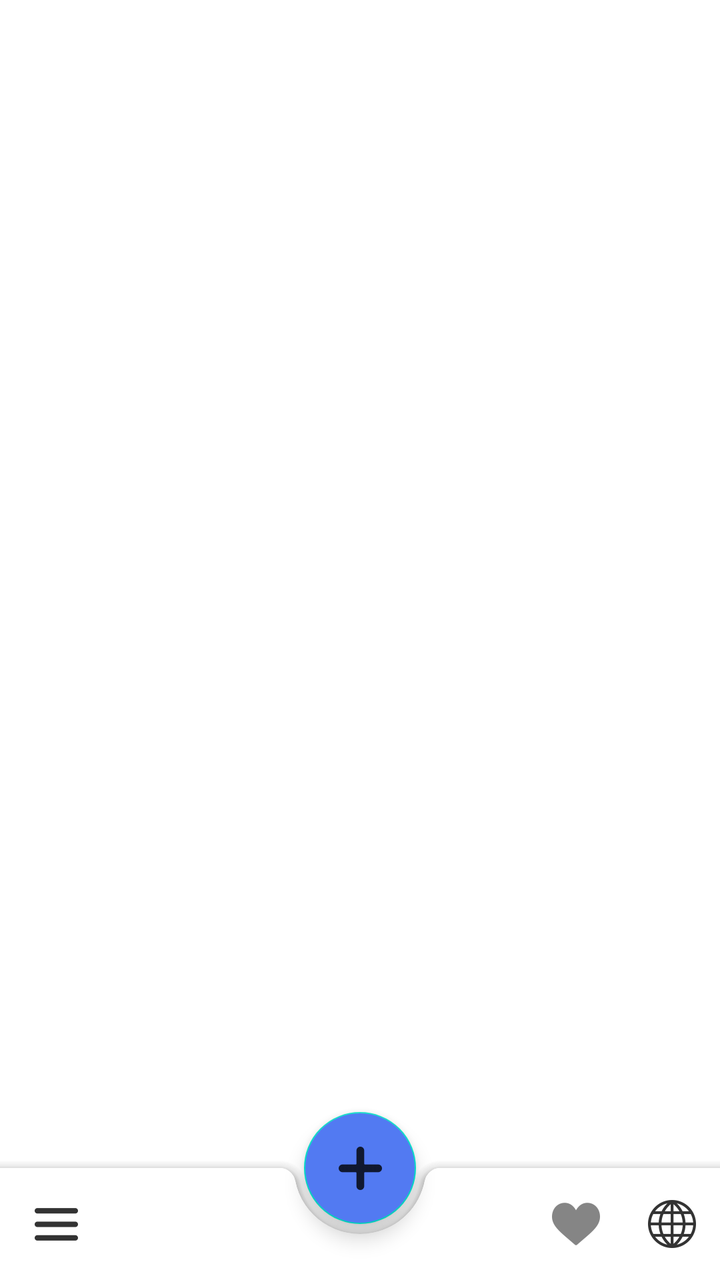
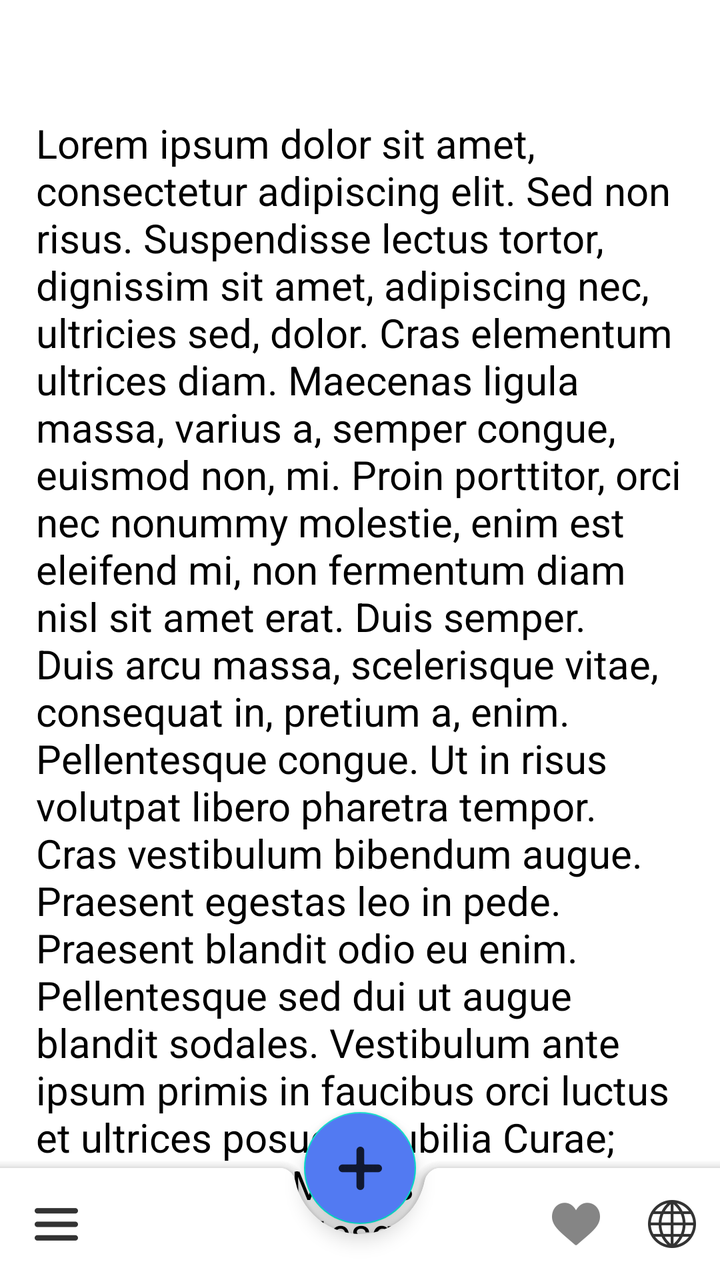

The first picture is an Android layout as it rendered before a commit; the second is the same layout after the commit. The layout source and the unified diff follow.
<!-- AndroidManifest.xml: application theme Theme.Nicestart.NoActionBar -->
<!-- res/layout/activity_main_bab.xml -->
<?xml version="1.0" encoding="utf-8"?>
<androidx.constraintlayout.widget.ConstraintLayout xmlns:android="http://schemas.android.com/apk/res/android"
    xmlns:app="http://schemas.android.com/apk/res-auto"
    xmlns:tools="http://schemas.android.com/tools"
    android:id="@+id/main"
    android:layout_width="match_parent"
    android:layout_height="match_parent"
    tools:context=".MainBAB">

    <androidx.coordinatorlayout.widget.CoordinatorLayout
        android:id="@+id/coordinator"
        android:layout_width="match_parent"
        android:layout_height="92dp"
        app:layout_constraintBottom_toBottomOf="parent"
        app:layout_constraintEnd_toEndOf="parent"
        app:layout_constraintStart_toStartOf="parent">

        <com.google.android.material.bottomappbar.BottomAppBar
            android:id="@+id/bottom_app_bar"
            android:layout_width="match_parent"
            android:layout_height="wrap_content"
            android:layout_gravity="bottom"
            app:fabAlignmentMode="center"
            app:menu="@menu/bottom_app_bar_menu"
            app:navigationIcon="@drawable/ic_burger"
            />

        <com.google.android.material.floatingactionbutton.FloatingActionButton
            android:id="@+id/fab"
            android:layout_width="wrap_content"
            android:layout_height="wrap_content"
            android:backgroundTint="@color/azul"
            android:src="@drawable/ic_add"
            app:fabSize="normal"
            app:layout_anchor="@+id/bottom_app_bar"
            />

    </androidx.coordinatorlayout.widget.CoordinatorLayout>


</androidx.constraintlayout.widget.ConstraintLayout>
<!-- resources referenced by this layout -->
<resources>
  <color name="azul">#527AF2</color>
  <!-- drawable ic_add: png bitmap (drawable-hdpi, 239 bytes) -->
  <!-- drawable ic_burger: png bitmap (drawable-hdpi, 198 bytes) -->
  <style name="Theme.Nicestart.NoActionBar" parent="Theme.MaterialComponents.DayNight.NoActionBar">
          <item name="android:windowIsTranslucent">true</item>
      </style>
</resources>

<!-- the commit's change to res/layout/activity_main_bab.xml (unified diff, before → after) -->
@@ -5,15 +5,35 @@
     android:id="@+id/main"
     android:layout_width="match_parent"
     android:layout_height="match_parent"
-    tools:context=".MainBAB">
+    tools:context=".MainBab">
 
     <androidx.coordinatorlayout.widget.CoordinatorLayout
         android:id="@+id/coordinator"
         android:layout_width="match_parent"
-        android:layout_height="92dp"
+        android:layout_height="match_parent"
         app:layout_constraintBottom_toBottomOf="parent"
         app:layout_constraintEnd_toEndOf="parent"
         app:layout_constraintStart_toStartOf="parent">
+
+        <androidx.core.widget.NestedScrollView
+            android:id="@+id/scroll"
+            android:layout_width="match_parent"
+            android:layout_height="match_parent"
+            android:fillViewport="true">
+
+            <TextView
+                android:layout_width="match_parent"
+                android:layout_height="match_parent"
+                android:layout_marginStart="8dp"
+                android:layout_marginTop="48dp"
+                android:layout_marginEnd="8dp"
+                android:padding="10dp"
+                android:text="@string/lorem"
+                android:textColor="@color/black"
+                android:textSize="20sp">
+
+            </TextView>
+        </androidx.core.widget.NestedScrollView>
 
         <com.google.android.material.bottomappbar.BottomAppBar
             android:id="@+id/bottom_app_bar"
<!-- resource entries referenced after the edit -->
@@ -1,8 +1,20 @@
 <!-- resources referenced by this layout -->
 <resources>
   <color name="azul">#527AF2</color>
+  <color name="black">#FF000000</color>
   <!-- drawable ic_add: png bitmap (drawable-hdpi, 239 bytes) -->
   <!-- drawable ic_burger: png bitmap (drawable-hdpi, 198 bytes) -->
+  <string name="lorem"> Lorem ipsum dolor sit amet, consectetur adipiscing elit. Sed non risus. Suspendisse lectus tortor, dignissim sit amet, adipiscing nec, ultricies sed, dolor. Cras elementum ultrices diam. Maecenas ligula massa, varius a, semper congue, euismod non, mi. Proin porttitor, orci nec nonummy molestie, enim est eleifend mi, non fermentum diam nisl sit amet erat. Duis semper. Duis arcu massa, scelerisque vitae, consequat in, pretium a, enim. Pellentesque congue.
+  
+  Ut in risus volutpat libero pharetra tempor. Cras vestibulum bibendum augue. Praesent egestas leo in pede. Praesent blandit odio eu enim. Pellentesque sed dui ut augue blandit sodales. Vestibulum ante ipsum primis in faucibus orci luctus et ultrices posuere cubilia Curae; Aliquam nibh. Mauris ac mauris sed pede pellentesque fermentum. Maecenas adipiscing ante non diam sodales hendrerit.
+  
+  Ut velit mauris, egestas sed, gravida nec, ornare ut, mi. Aenean ut orci vel massa suscipit pulvinar. Nulla sollicitudin. Fusce varius, ligula non tempus aliquam, nunc turpis ullamcorper nibh, in tempus sapien eros vitae ligula. Pellentesque rhoncus nunc et augue. Integer id felis. Curabitur aliquet pellentesque diam. Integer quis metus vitae elit lobortis egestas. Lorem ipsum dolor sit amet, consectetuer adipiscing elit.
+  
+  Morbi vel erat non mauris convallis vehicula. Nulla et sapien. Integer tortor tellus, aliquam faucibus, convallis id, congue eu, quam. Mauris ullamcorper felis vitae erat. Proin feugiat, augue non elementum posuere, metus purus iaculis lectus, et tristique ligula justo vitae magna.
+  
+  Aliquam convallis sollicitudin purus. Praesent aliquam, enim at fermentum mollis, ligula massa adipiscing nisl, ac euismod nibh nisl eu lectus. Fusce vulputate sem at sapien. Vivamus leo. Aliquam euismod libero eu enim. Nulla nec felis sed leo placerat imperdiet. Aenean suscipit nulla in justo. Suspendisse cursus rutrum augue. Nulla tincidunt tincidunt mi.
+  
+  Curabitur iaculis, lorem vel rhoncus faucibus, felis magna fermentum augue, et ultricies lacus lorem varius purus. Curabitur eu amet. </string>
   <style name="Theme.Nicestart.NoActionBar" parent="Theme.MaterialComponents.DayNight.NoActionBar">
           <item name="android:windowIsTranslucent">true</item>
       </style>
